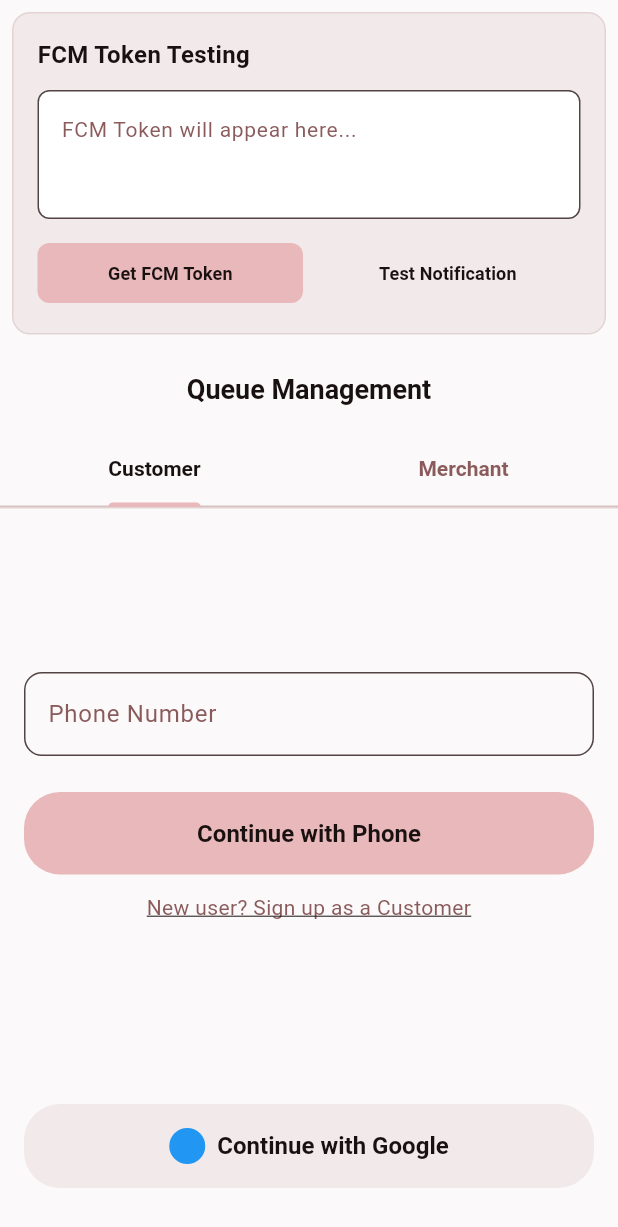
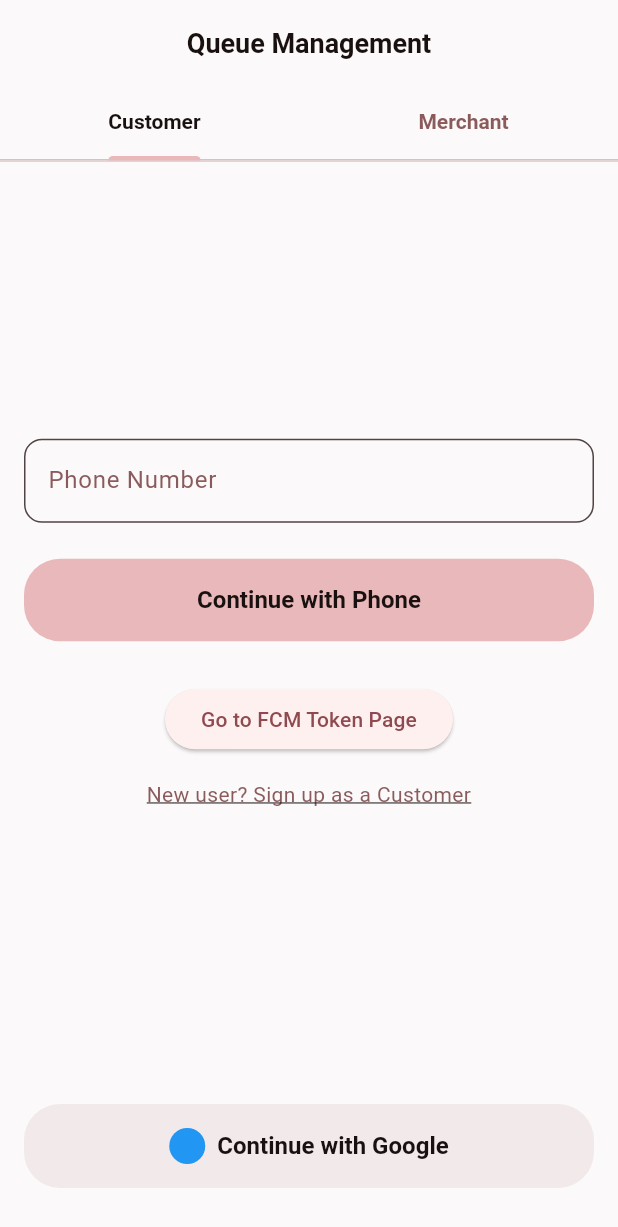
Before and after one commit to Indra-Unicorn/inq-frontend, a Flutter app: the screen it shows after launch, on a phone screen of 412 x 824 dp. Shown: the top 1227 px of the screen. Run offline on Flutter 3.47's test engine with Material 3 defaults, Android fonts, the light colour scheme and no system bars; our stand-ins replace firebase_core, firebase_messaging, flutter_local_notifications; accounts and stored records are empty.

Commit message:
notification page seperated

```diff
--- a/lib/login_page.dart
+++ b/lib/login_page.dart
@@ -1,7 +1,6 @@
 import 'package:flutter/material.dart';
-import 'package:flutter/services.dart'; // Add this import for clipboard functionality
 import 'google_logo_painter.dart'; // Import custom painter if needed
-import 'notification_service.dart';
+import 'fcm_token_page.dart'; // Import the new FCM token page
 
 class LoginPage extends StatefulWidget {
   const LoginPage({super.key});
@@ -13,8 +12,6 @@ class LoginPage extends StatefulWidget {
 class _LoginPageState extends State<LoginPage> with SingleTickerProviderStateMixin {
   late TabController _tabController;
   final TextEditingController _phoneController = TextEditingController();
-  final TextEditingController _tokenController = TextEditingController(); // Add token controller
-  String? _fcmToken; // Store the FCM token
 
   @override
   void initState() {
@@ -26,47 +23,7 @@ class _LoginPageState extends State<LoginPage> with SingleTickerProviderStateMix
   void dispose() {
     _tabController.dispose();
     _phoneController.dispose();
-    _tokenController.dispose(); // Dispose token controller
     super.dispose();
-  }
-
-  // Method to get and display FCM token
-  Future<void> _getFCMToken() async {
-    try {
-      String? token = await NotificationService.getToken();
-      setState(() {
-        _fcmToken = token;
-        _tokenController.text = token ?? 'No token received';
-      });
-      print('FCM Token: $token');
-
-      ScaffoldMessenger.of(context).showSnackBar(
-        SnackBar(
-          content: Text('FCM Token retrieved successfully!'),
-          duration: Duration(seconds: 2),
-        ),
-      );
-    } catch (e) {
-      ScaffoldMessenger.of(context).showSnackBar(
-        SnackBar(
-          content: Text('Error getting FCM token: $e'),
-          duration: Duration(seconds: 3),
-        ),
-      );
-    }
-  }
-
-  // Method to copy token to clipboard
-  void _copyTokenToClipboard() {
-    if (_fcmToken != null && _fcmToken!.isNotEmpty) {
-      Clipboard.setData(ClipboardData(text: _fcmToken!));
-      ScaffoldMessenger.of(context).showSnackBar(
-        SnackBar(
-          content: Text('Token copied to clipboard!'),
-          duration: Duration(seconds: 2),
-        ),
-      );
-    }
   }
 
   @override
@@ -76,119 +33,6 @@ class _LoginPageState extends State<LoginPage> with SingleTickerProviderStateMix
       body: SafeArea(
         child: Column(
           children: [
-            // FCM Token Testing Section
-            Container(
-              padding: const EdgeInsets.all(16.0),
-              margin: const EdgeInsets.all(8.0),
-              decoration: BoxDecoration(
-                color: const Color(0xFFF1E9EA),
-                borderRadius: BorderRadius.circular(12),
-                border: Border.all(color: const Color(0xFFE3D4D4)),
-              ),
-              child: Column(
-                crossAxisAlignment: CrossAxisAlignment.start,
-                children: [
-                  Text(
-                    'FCM Token Testing',
-                    style: TextStyle(
-                      fontSize: 16,
-                      fontWeight: FontWeight.bold,
-                      color: Color(0xFF191010),
-                    ),
-                  ),
-                  const SizedBox(height: 12),
-
-                  // Token display text field
-                  TextField(
-                    controller: _tokenController,
-                    readOnly: true,
-                    maxLines: 3,
-                    decoration: InputDecoration(
-                      hintText: 'FCM Token will appear here...',
-                      hintStyle: const TextStyle(
-                        color: Color(0xFF8B5B5C),
-                        fontSize: 14,
-                      ),
-                      filled: true,
-                      fillColor: Colors.white,
-                      border: OutlineInputBorder(
-                        borderRadius: BorderRadius.circular(8),
-                        borderSide: const BorderSide(
-                          color: Color(0xFFE3D4D4),
-                        ),
-                      ),
-                      suffixIcon: _fcmToken != null
-                          ? IconButton(
-                              icon: Icon(Icons.copy, color: Color(0xFF8B5B5C)),
-                              onPressed: _copyTokenToClipboard,
-                              tooltip: 'Copy token',
-                            )
-                          : null,
-                    ),
-                    style: const TextStyle(
-                      color: Color(0xFF191010),
-                      fontSize: 12,
-                    ),
-                  ),
-
-                  const SizedBox(height: 12),
-
-                  // Action buttons row
-                  Row(
-                    children: [
-                      Expanded(
-                        child: ElevatedButton(
-                          onPressed: _getFCMToken,
-                          style: ElevatedButton.styleFrom(
-                            backgroundColor: const Color(0xFFE9B8BA),
-                            foregroundColor: const Color(0xFF191010),
-                            padding: const EdgeInsets.symmetric(vertical: 8),
-                            shape: RoundedRectangleBorder(
-                              borderRadius: BorderRadius.circular(8),
-                            ),
-                            elevation: 0,
-                          ),
-                          child: const Text(
-                            'Get FCM Token',
-                            style: TextStyle(
-                              fontSize: 12,
-                              fontWeight: FontWeight.bold,
-                            ),
-                          ),
-                        ),
-                      ),
-                      const SizedBox(width: 8),
-                      Expanded(
-                        child: ElevatedButton(
-                          onPressed: () async {
-                            await NotificationService.showTestNotification();
-                            ScaffoldMessenger.of(context).showSnackBar(
-                              SnackBar(content: Text('Test notification sent')),
-                            );
-                          },
-                          style: ElevatedButton.styleFrom(
-                            backgroundColor: const Color(0xFFF1E9EA),
-                            foregroundColor: const Color(0xFF191010),
-                            padding: const EdgeInsets.symmetric(vertical: 8),
-                            shape: RoundedRectangleBorder(
-                              borderRadius: BorderRadius.circular(8),
-                            ),
-                            elevation: 0,
-                          ),
-                          child: const Text(
-                            'Test Notification',
-                            style: TextStyle(
-                              fontSize: 12,
-                              fontWeight: FontWeight.bold,
-                            ),
-                          ),
-                        ),
-                      ),
-                    ],
-                  ),
-                ],
-              ),
-            ),
 
             // Header
             Container(
@@ -298,7 +142,19 @@ class _LoginPageState extends State<LoginPage> with SingleTickerProviderStateMix
               ),
 
               const SizedBox(height: 12),
-
+              // Button to navigate to the FCM Token Page
+            Padding(
+              padding: const EdgeInsets.all(16.0),
+              child: ElevatedButton(
+                onPressed: () {
+                  Navigator.push(
+                    context,
+                    MaterialPageRoute(builder: (context) => const FCMTokenPage())
+                  );
+                },
+                child: const Text('Go to FCM Token Page'),
+              ),
+            ),
               // Sign up link
               GestureDetector(
                 onTap: () {
```
Also changed, not shown: lib/fcm_token_page.dart (added, +169 -0 lines).
